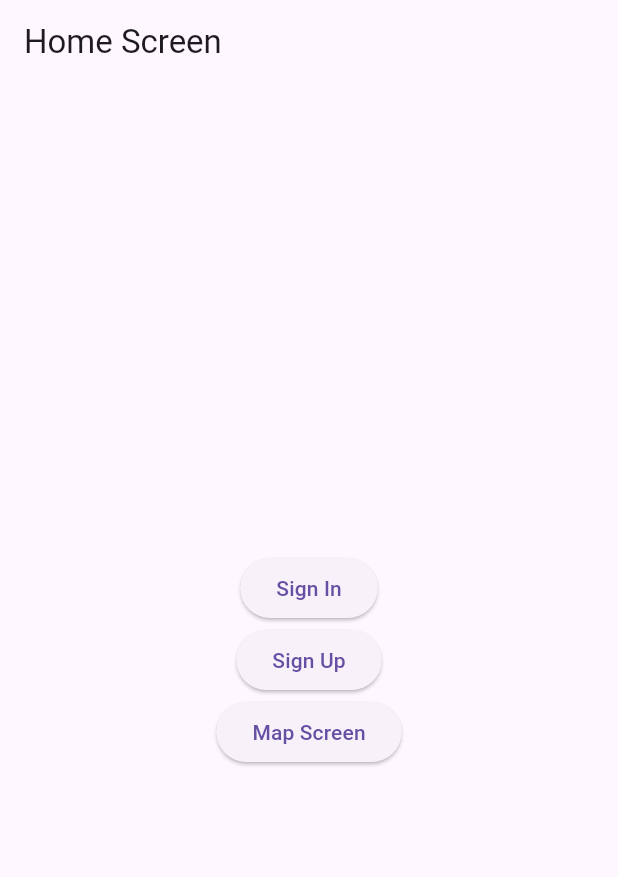
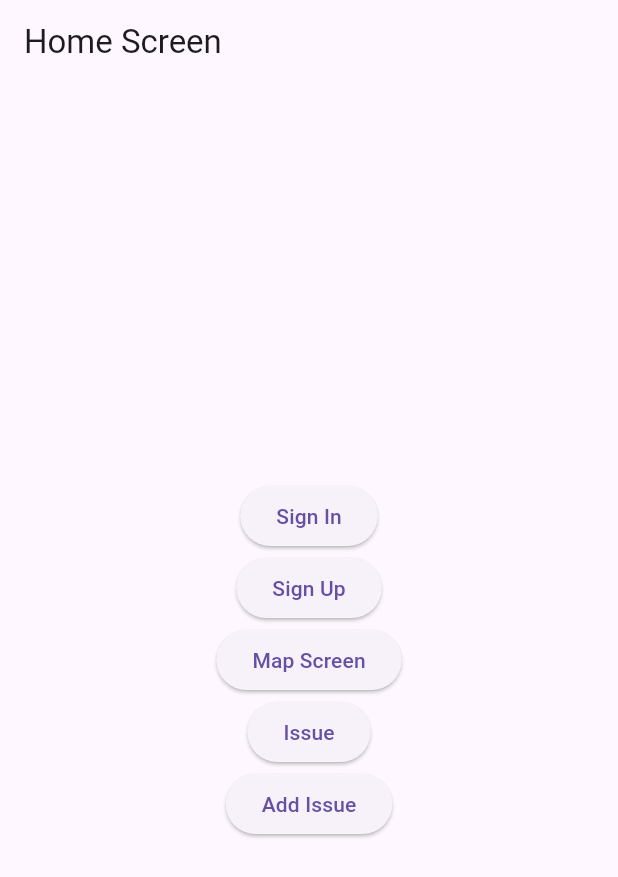
Before and after one commit to a-cvijic/ITA-PROJ, a Flutter app: the screen it shows after launch, on a phone screen of 412 x 824 dp. Shown: the top 877 px of the screen. Run offline on Flutter 3.47's test engine with Material 3 defaults, Android fonts, the light colour scheme and no system bars; our stand-ins replace google_maps_flutter, image_picker.

Commit message:
feat: 2 new screens - view issue details, add issue

```diff
--- a/mobile_app/lib/main.dart
+++ b/mobile_app/lib/main.dart
@@ -1,8 +1,10 @@
 import 'package:flutter/material.dart';
+import 'screens/add_issue_screen.dart';
 import 'screens/home_screen.dart';
 import 'screens/sign_in_screen.dart';
 import 'screens/sign_up_screen.dart';
 import 'screens/map_screen.dart';
+import 'screens/issue_details_screen.dart';
 
 void main() {
   runApp(MyApp());
@@ -22,6 +24,8 @@ class MyApp extends StatelessWidget {
         '/signin': (context) => SignInScreen(),
         '/signup': (context) => SignUpScreen(),
         '/map': (context) => MapScreen(),
+        '/issue': (context) => IssueScreen(issueId: ModalRoute.of(context)!.settings.arguments as String),
+        '/add_problem': (context) => AddProblemScreen(),
       },
     );
   }
--- /dev/null
+++ b/mobile_app/lib/models/issue_model.dart
@@ -0,0 +1,43 @@
+class Issue {
+  final String id;
+  final String address;
+  final String description;
+  final String imageUrl;
+  final int upvotes;
+  final int downvotes;
+  final String status;
+  final String reportedBy;
+  final DateTime createdAt;
+  final DateTime updatedAt;
+  final List<double> coordinates;
+
+  Issue({
+    required this.id,
+    required this.address,
+    required this.description,
+    required this.imageUrl,
+    required this.upvotes,
+    required this.downvotes,
+    required this.status,
+    required this.reportedBy,
+    required this.createdAt,
+    required this.updatedAt,
+    required this.coordinates,
+  });
+
+  factory Issue.fromJson(Map<String, dynamic> json) {
+    return Issue(
+      id: json['_id'],
+      address: json['address'],
+      description: json['description'],
+      imageUrl: json['image'],
+      upvotes: json['upvotes'],
+      downvotes: json['downvotes'],
+      status: json['status'],
+      reportedBy: json['reportedBy'],
+      createdAt: DateTime.parse(json['createdAt']),
+      updatedAt: DateTime.parse(json['updatedAt']),
+      coordinates: List<double>.from(json['location']['coordinates']),
+    );
+  }
+}
--- a/mobile_app/lib/screens/home_screen.dart
+++ b/mobile_app/lib/screens/home_screen.dart
@@ -29,6 +29,22 @@ class HomeScreen extends StatelessWidget {
               },
               child: Text('Map Screen'),
             ),
+            ElevatedButton(
+              onPressed: () {
+                Navigator.pushNamed(
+                  context,
+                  '/issue',
+                  arguments: '66538a82654f7cbfb73de4d6',
+                );
+              },
+              child: Text('Issue'),
+            ),
+            ElevatedButton(
+              onPressed: () {
+                Navigator.pushNamed(context, '/add_problem');
+              },
+              child: Text('Add Issue'),
+            ),
           ],
         ),
       ),
--- /dev/null
+++ b/mobile_app/lib/services/api_service.dart
@@ -0,0 +1,17 @@
+import 'dart:convert';
+import 'package:http/http.dart' as http;
+import 'package:mobile_app/models/issue_model.dart';
+
+class ApiService {
+  static const String baseUrl = 'http://localhost:3000/issues';
+
+  Future<Issue> fetchIssue(String id) async {
+    final response = await http.get(Uri.parse('$baseUrl/$id'));
+
+    if (response.statusCode == 200) {
+      return Issue.fromJson(jsonDecode(response.body));
+    } else {
+      throw Exception('Failed to load issue');
+    }
+  }
+}
--- a/mobile_app/pubspec.yaml
+++ b/mobile_app/pubspec.yaml
@@ -13,6 +13,10 @@ dependencies:
   cupertino_icons: ^1.0.6
   google_maps_flutter: ^2.0.6
   provider: ^6.0.3
+  http: ^0.13.3
+  cached_network_image: ^3.2.1
+  image_picker: ^0.8.4+4
+  path_provider: ^2.0.8
 
 dev_dependencies:
   flutter_test:
```
Also changed, not shown: mobile_app/lib/screens/add_issue_screen.dart (added, +161 -0 lines), mobile_app/lib/screens/issue_details_screen.dart (added, +126 -0 lines), mobile_app/pubspec.lock, 3 other files.
